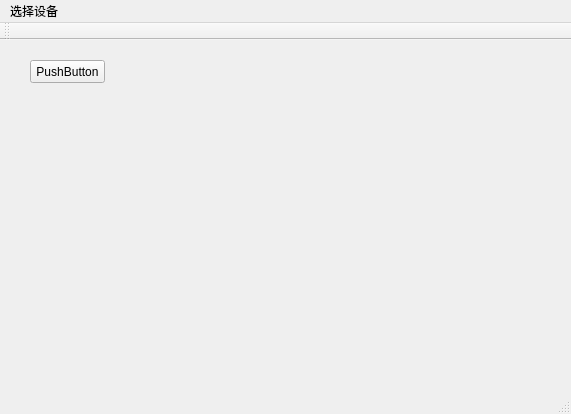
Above: PerimeterConfigAndTest/mainwindow.ui from liuzitong/testProject2 before the change. Below: the same form after it.
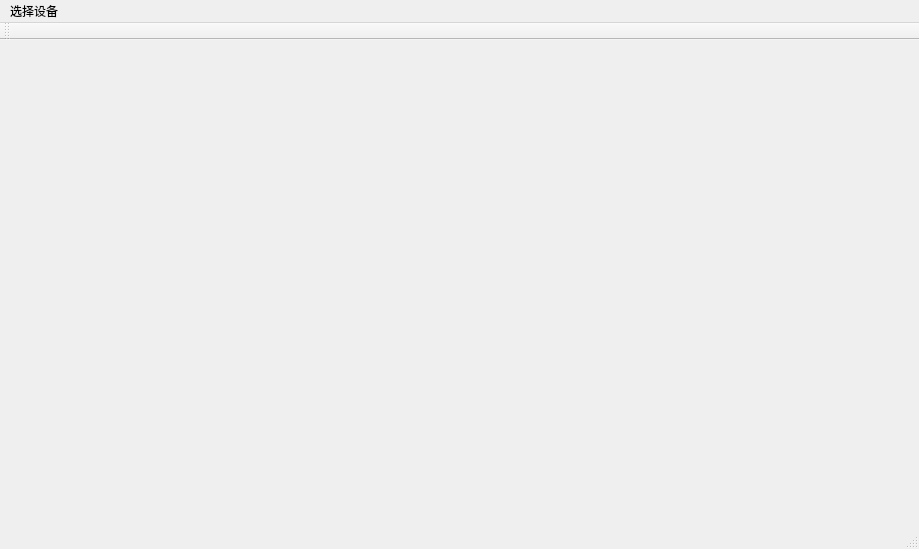
That is the form after the change.

```diff
--- a/PerimeterConfigAndTest/mainwindow.ui
+++ b/PerimeterConfigAndTest/mainwindow.ui
@@ -6,34 +6,20 @@
    <rect>
     <x>0</x>
     <y>0</y>
-    <width>571</width>
-    <height>414</height>
+    <width>919</width>
+    <height>549</height>
    </rect>
   </property>
   <property name="windowTitle">
    <string>MainWindow</string>
   </property>
-  <widget class="QWidget" name="centralWidget">
-   <widget class="QPushButton" name="pushButton">
-    <property name="geometry">
-     <rect>
-      <x>30</x>
-      <y>20</y>
-      <width>75</width>
-      <height>23</height>
-     </rect>
-    </property>
-    <property name="text">
-     <string>PushButton</string>
-    </property>
-   </widget>
-  </widget>
+  <widget class="QWidget" name="centralWidget"/>
   <widget class="QMenuBar" name="menuBar">
    <property name="geometry">
     <rect>
      <x>0</x>
      <y>0</y>
-     <width>571</width>
+     <width>919</width>
      <height>23</height>
     </rect>
    </property>
```
